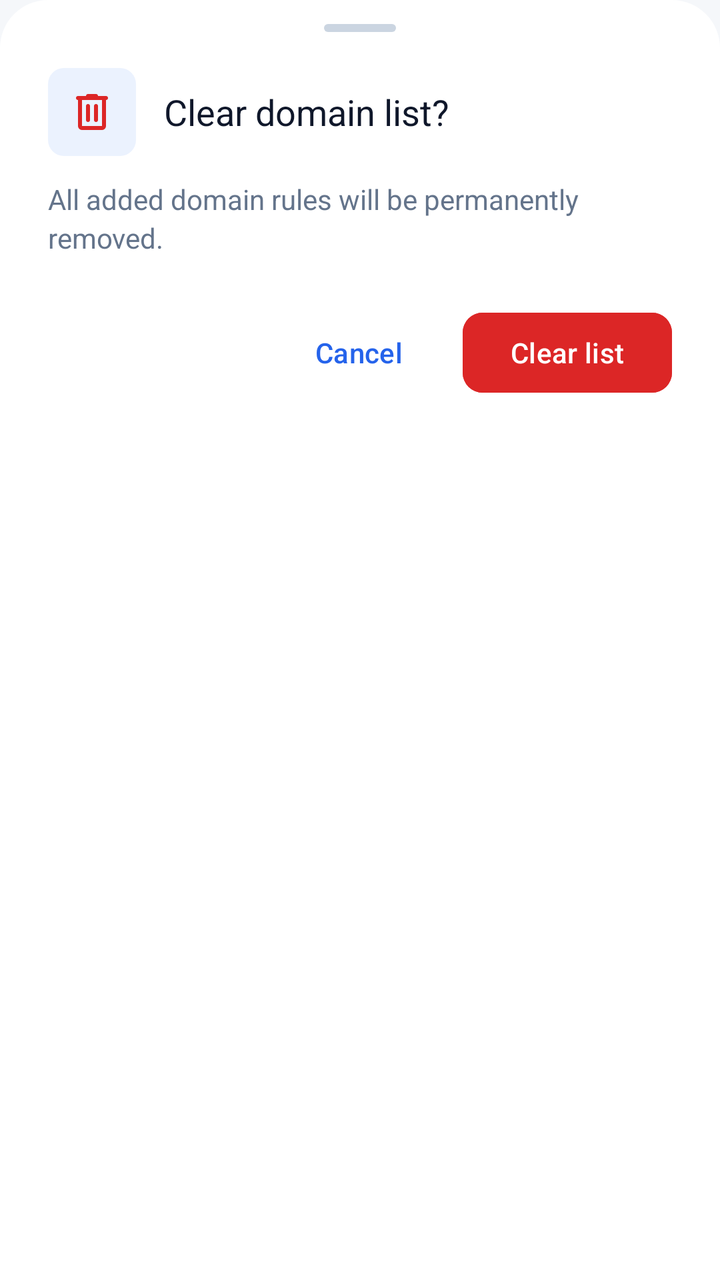
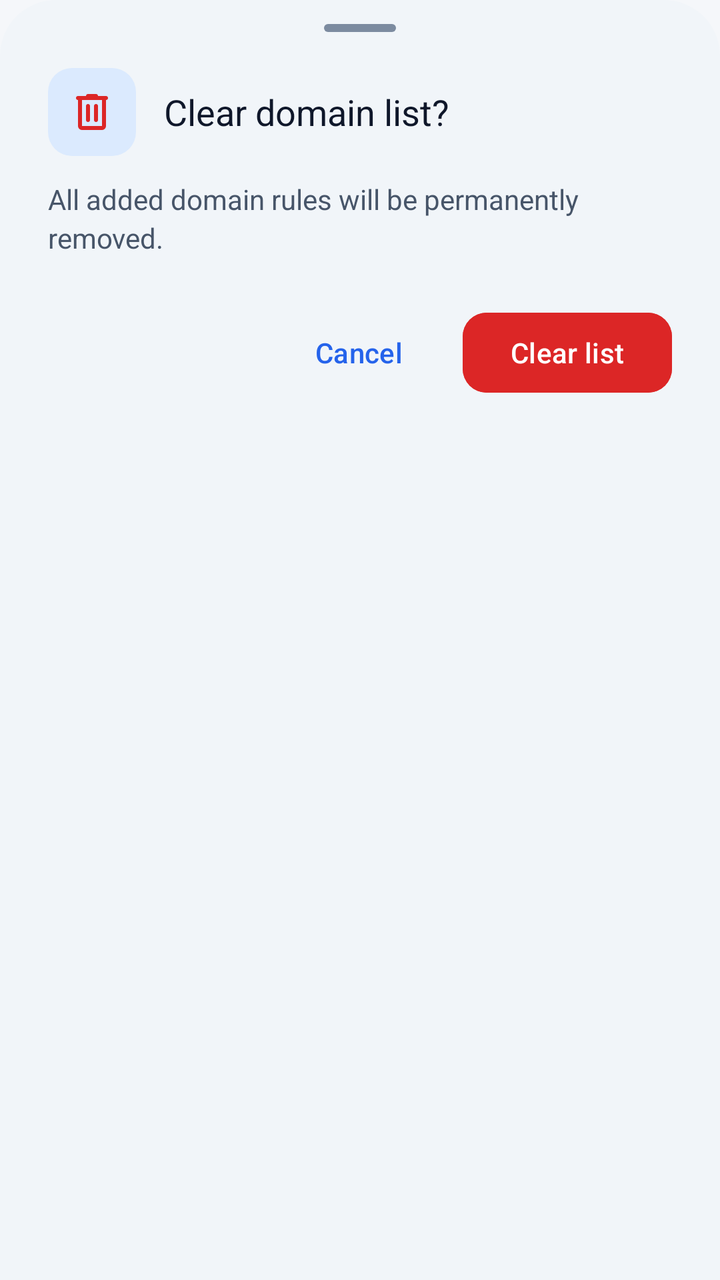

Two renders of the same Android screen: before a commit and after it. Below are the layout's source before the change and the commit's diff.
<!-- AndroidManifest.xml: application theme Theme.SoxMax -->
<!-- res/layout/bottom_sheet_confirm_clear.xml -->
<?xml version="1.0" encoding="utf-8"?>
<LinearLayout xmlns:android="http://schemas.android.com/apk/res/android"
    xmlns:app="http://schemas.android.com/apk/res-auto"
    android:layout_width="match_parent"
    android:layout_height="wrap_content"
    android:orientation="vertical"
    android:background="@drawable/bg_bottom_sheet"
    android:paddingHorizontal="24dp"
    android:paddingTop="12dp"
    android:paddingBottom="28dp">

    <View
        android:layout_width="36dp"
        android:layout_height="4dp"
        android:layout_gravity="center_horizontal"
        android:background="@drawable/bg_drag_handle"
        android:layout_marginBottom="18dp" />

    <LinearLayout
        android:layout_width="match_parent"
        android:layout_height="wrap_content"
        android:orientation="horizontal"
        android:gravity="center_vertical"
        android:layout_marginBottom="12dp">

        <FrameLayout
            android:layout_width="44dp"
            android:layout_height="44dp"
            android:background="@drawable/bg_icon_badge">

            <ImageView
                android:layout_width="24dp"
                android:layout_height="24dp"
                android:layout_gravity="center"
                android:src="@drawable/ic_delete"
                app:tint="@color/state_error"
                android:contentDescription="@null" />

        </FrameLayout>

        <TextView
            android:layout_width="0dp"
            android:layout_height="wrap_content"
            android:layout_weight="1"
            android:layout_marginStart="14dp"
            android:text="@string/split_sites_clear_sheet_title"
            android:textColor="@color/text_primary"
            android:textSize="18sp"
            android:fontFamily="sans-serif-bold" />

    </LinearLayout>

    <TextView
        android:layout_width="match_parent"
        android:layout_height="wrap_content"
        android:layout_marginBottom="24dp"
        android:text="@string/split_sites_clear_sheet_desc"
        android:textColor="@color/text_secondary"
        android:textSize="14sp"
        android:lineSpacingExtra="3dp" />

    <LinearLayout
        android:layout_width="match_parent"
        android:layout_height="wrap_content"
        android:orientation="horizontal"
        android:gravity="end">

        <com.google.android.material.button.MaterialButton
            android:id="@+id/btn_cancel_clear"
            style="@style/Widget.Material3.Button.TextButton"
            android:layout_width="wrap_content"
            android:layout_height="wrap_content"
            android:layout_marginEnd="8dp"
            android:text="@string/cancel" />

        <com.google.android.material.button.MaterialButton
            android:id="@+id/btn_confirm_clear"
            style="@style/Widget.Material3.Button"
            android:layout_width="wrap_content"
            android:layout_height="wrap_content"
            android:text="@string/split_sites_clear_sheet_btn"
            android:backgroundTint="@color/state_error"
            app:cornerRadius="10dp" />

    </LinearLayout>

</LinearLayout>
<!-- resources referenced by this layout -->
<resources>
  <color name="text_primary">#0F172A</color>
  <color name="text_secondary">#64748B</color>
  <!-- drawable bg_bottom_sheet (drawable) -->
  <?xml version="1.0" encoding="utf-8"?>
  <shape xmlns:android="http://schemas.android.com/apk/res/android"
      android:shape="rectangle">
      <solid android:color="@color/bg_card" />
      <corners
          android:topLeftRadius="24dp"
          android:topRightRadius="24dp" />
  </shape>
  <!-- drawable bg_drag_handle (drawable) -->
  <?xml version="1.0" encoding="utf-8"?>
  <shape xmlns:android="http://schemas.android.com/apk/res/android"
      android:shape="rectangle">
      <solid android:color="@color/bg_card_stroke" />
      <corners android:radius="4dp" />
  </shape>
  <!-- drawable bg_icon_badge (drawable) -->
  <?xml version="1.0" encoding="utf-8"?>
  <shape xmlns:android="http://schemas.android.com/apk/res/android"
      android:shape="rectangle">
      <solid android:color="#1A3B82F6" />
      <corners android:radius="8dp" />
  </shape>
  <style name="Theme.SoxMax" parent="Theme.Material3.DayNight.NoActionBar">
          <item name="colorPrimary">@color/accent_blue</item>
          <item name="colorOnPrimary">@android:color/white</item>
          <item name="android:windowBackground">@color/bg_deep</item>
          <item name="android:statusBarColor" tools:targetApi="l">@android:color/transparent</item>
          <item name="android:navigationBarColor" tools:targetApi="l">@android:color/transparent</item>
          <item name="android:windowLightStatusBar" tools:targetApi="m">?attr/isLightTheme</item>
          <item name="android:windowLightNavigationBar" tools:targetApi="o_mr1">?attr/isLightTheme</item>
          <item name="materialSwitchStyle">@style/Widget.Fluxon.Switch</item>
      </style>
  <color name="bg_card">#FFFFFF</color>
  <color name="bg_card_stroke">#CBD5E1</color>
  <color name="accent_blue">#2563EB</color>
  <!-- unchanged entries left out for length: 8 -->
</resources>

<!-- the commit's change to res/layout/bottom_sheet_confirm_clear.xml (unified diff, before → after) -->
@@ -79,8 +79,8 @@
             android:layout_width="wrap_content"
             android:layout_height="wrap_content"
             android:text="@string/split_sites_clear_sheet_btn"
-            android:backgroundTint="@color/state_error"
-            app:cornerRadius="10dp" />
+            android:backgroundTint="@color/m3_error"
+            app:cornerRadius="12dp" />
 
     </LinearLayout>
 
<!-- resource entries referenced after the edit -->
@@ -1,43 +1,131 @@
 <!-- resources referenced by this layout -->
 <resources>
-  <color name="text_primary">#0F172A</color>
-  <color name="text_secondary">#64748B</color>
+  <color name="m3_error">#DC2626</color>
+  <color name="text_primary">@color/m3_on_surface</color>
+  <color name="text_secondary">@color/m3_on_surface_variant</color>
   <!-- drawable bg_bottom_sheet (drawable) -->
   <?xml version="1.0" encoding="utf-8"?>
   <shape xmlns:android="http://schemas.android.com/apk/res/android"
       android:shape="rectangle">
-      <solid android:color="@color/bg_card" />
+      <solid android:color="@color/m3_surface_container_low" />
       <corners
-          android:topLeftRadius="24dp"
-          android:topRightRadius="24dp" />
+          android:topLeftRadius="28dp"
+          android:topRightRadius="28dp" />
   </shape>
   <!-- drawable bg_drag_handle (drawable) -->
   <?xml version="1.0" encoding="utf-8"?>
   <shape xmlns:android="http://schemas.android.com/apk/res/android"
       android:shape="rectangle">
-      <solid android:color="@color/bg_card_stroke" />
-      <corners android:radius="4dp" />
+      <solid android:color="@color/m3_outline" />
+      <size
+          android:width="32dp"
+          android:height="4dp" />
+      <corners android:radius="2dp" />
   </shape>
   <!-- drawable bg_icon_badge (drawable) -->
   <?xml version="1.0" encoding="utf-8"?>
   <shape xmlns:android="http://schemas.android.com/apk/res/android"
       android:shape="rectangle">
-      <solid android:color="#1A3B82F6" />
-      <corners android:radius="8dp" />
+      <solid android:color="@color/m3_primary_container" />
+      <corners android:radius="12dp" />
   </shape>
   <style name="Theme.SoxMax" parent="Theme.Material3.DayNight.NoActionBar">
-          <item name="colorPrimary">@color/accent_blue</item>
-          <item name="colorOnPrimary">@android:color/white</item>
+          
+          <item name="colorPrimary">@color/m3_primary</item>
+          <item name="colorOnPrimary">@color/m3_on_primary</item>
+          <item name="colorPrimaryContainer">@color/m3_primary_container</item>
+          <item name="colorOnPrimaryContainer">@color/m3_on_primary_container</item>
+  
+          
+          <item name="colorSecondary">@color/m3_secondary</item>
+          <item name="colorOnSecondary">@color/m3_on_secondary</item>
+          <item name="colorSecondaryContainer">@color/m3_secondary_container</item>
+          <item name="colorOnSecondaryContainer">@color/m3_on_secondary_container</item>
+  
+          
+          <item name="colorTertiary">@color/m3_tertiary</item>
+          <item name="colorOnTertiary">@color/m3_on_tertiary</item>
+          <item name="colorTertiaryContainer">@color/m3_tertiary_container</item>
+          <item name="colorOnTertiaryContainer">@color/m3_on_tertiary_container</item>
+  
+          
+          <item name="colorError">@color/m3_error</item>
+          <item name="colorOnError">@color/m3_on_error</item>
+          <item name="colorErrorContainer">@color/m3_error_container</item>
+          <item name="colorOnErrorContainer">@color/m3_on_error_container</item>
+  
+          
+          <item name="colorSurface">@color/m3_surface</item>
+          <item name="colorOnSurface">@color/m3_on_surface</item>
+          <item name="colorOnSurfaceVariant">@color/m3_on_surface_variant</item>
+          <item name="colorSurfaceContainerLowest">@color/m3_surface_container_lowest</item>
+          <item name="colorSurfaceContainerLow">@color/m3_surface_container_low</item>
+          <item name="colorSurfaceContainer">@color/m3_surface_container</item>
+          <item name="colorSurfaceContainerHigh">@color/m3_surface_container_high</item>
+          <item name="colorSurfaceContainerHighest">@color/m3_surface_container_highest</item>
+          <item name="colorOutline">@color/m3_outline</item>
+          <item name="colorOutlineVariant">@color/m3_outline_variant</item>
+  
+          
           <item name="android:windowBackground">@color/bg_deep</item>
           <item name="android:statusBarColor" tools:targetApi="l">@android:color/transparent</item>
           <item name="android:navigationBarColor" tools:targetApi="l">@android:color/transparent</item>
           <item name="android:windowLightStatusBar" tools:targetApi="m">?attr/isLightTheme</item>
           <item name="android:windowLightNavigationBar" tools:targetApi="o_mr1">?attr/isLightTheme</item>
+  
+          
           <item name="materialSwitchStyle">@style/Widget.Fluxon.Switch</item>
+          <item name="bottomSheetDialogTheme">@style/ThemeOverlay.Fluxon.BottomSheetDialog</item>
+          <item name="materialAlertDialogTheme">@style/ThemeOverlay.Fluxon.MaterialAlertDialog</item>
       </style>
-  <color name="bg_card">#FFFFFF</color>
-  <color name="bg_card_stroke">#CBD5E1</color>
-  <color name="accent_blue">#2563EB</color>
+  <color name="m3_on_surface">#0F172A</color>
+  <color name="m3_on_surface_variant">#475569</color>
+  <color name="m3_surface_container_low">#F1F5F9</color>
+  <color name="m3_outline">#7C8BA0</color>
+  <color name="m3_primary_container">#DBEAFE</color>
+  <color name="m3_primary">#2563EB</color>
+  <color name="m3_on_primary">#FFFFFF</color>
+  <color name="m3_on_primary_container">#1E40AF</color>
+  <color name="m3_secondary">#475569</color>
+  <color name="m3_on_secondary">#FFFFFF</color>
+  <color name="m3_secondary_container">#E2E8F0</color>
+  <color name="m3_on_secondary_container">#1E293B</color>
+  <color name="m3_tertiary">#7C3AED</color>
+  <color name="m3_on_tertiary">#FFFFFF</color>
+  <color name="m3_tertiary_container">#EDE9FE</color>
+  <color name="m3_on_tertiary_container">#4C1D95</color>
+  <color name="m3_on_error">#FFFFFF</color>
+  <color name="m3_error_container">#FEE2E2</color>
+  <color name="m3_on_error_container">#991B1B</color>
+  <color name="m3_surface">#F8FAFC</color>
+  <color name="m3_surface_container_lowest">#FFFFFF</color>
+  <color name="m3_surface_container">#E2E8F0</color>
+  <color name="m3_surface_container_high">#CBD5E1</color>
+  <color name="m3_surface_container_highest">#94A3B8</color>
+  <color name="m3_outline_variant">#E2E8F0</color>
+  <style name="ThemeOverlay.Fluxon.BottomSheetDialog" parent="ThemeOverlay.Material3.BottomSheetDialog">
+          <item name="bottomSheetStyle">@style/Widget.Fluxon.BottomSheet.Modal</item>
+          <item name="android:windowIsFloating">false</item>
+          <item name="android:statusBarColor">@android:color/transparent</item>
+          <item name="android:navigationBarColor">@android:color/transparent</item>
+      </style>
+  <style name="ThemeOverlay.Fluxon.MaterialAlertDialog" parent="ThemeOverlay.Material3.MaterialAlertDialog">
+          <item name="colorSurface">@color/m3_surface_container_low</item>
+          <item name="shapeAppearance">@style/ShapeAppearance.Fluxon.Dialog</item>
+      </style>
+  <style name="Widget.Fluxon.BottomSheet.Modal" parent="Widget.Material3.BottomSheet.Modal">
+          <item name="backgroundTint">@color/m3_surface_container_low</item>
+          <item name="shapeAppearance">@style/ShapeAppearance.Fluxon.BottomSheet</item>
+      </style>
+  <style name="ShapeAppearance.Fluxon.Dialog" parent="ShapeAppearance.Material3.Corner.ExtraLarge">
+          <item name="cornerSize">20dp</item>
+      </style>
+  <style name="ShapeAppearance.Fluxon.BottomSheet" parent="ShapeAppearance.Material3.Corner.Large">
+          <item name="cornerSizeTopLeft">28dp</item>
+          <item name="cornerSizeTopRight">28dp</item>
+          <item name="cornerSizeBottomLeft">0dp</item>
+          <item name="cornerSizeBottomRight">0dp</item>
+      </style>
   <!-- unchanged entries left out for length: 8 -->
 </resources>
 
